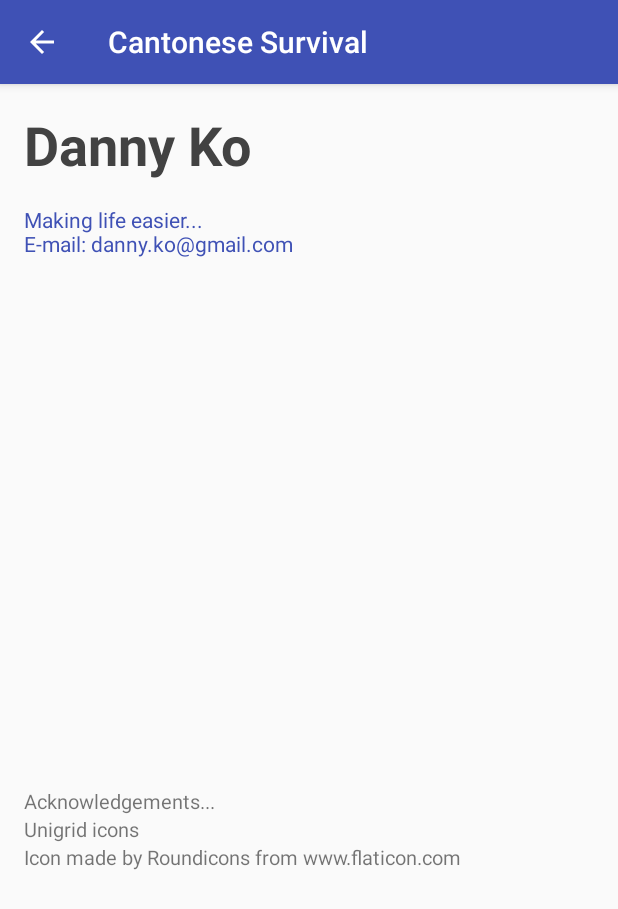
After one commit to dannyko22/CantoneseEnglishTravelHandbookV3, an Android app: the about_me screen opened directly, with no data from a screen before it, on a phone screen of 412 x 824 dp. The commit adds this screen. Shown: the top 909 px of the screen. Run offline under Robolectric (Android 15) with nearby library versions, the phone set to English and light mode, and no system bars.

Commit message:
added about me page.

```diff
--- a/app/src/main/AndroidManifest.xml
+++ b/app/src/main/AndroidManifest.xml
@@ -25,9 +25,8 @@
             android:value="@integer/google_play_services_version" />
 
         <activity android:name=".NotepadActivity" />
-        <activity android:name=".activity_notepadrecycler"></activity>
-
-
+        <activity android:name=".activity_notepadrecycler" />
+        <activity android:name=".about_me"></activity>
     </application>
 
 </manifest>
--- /dev/null
+++ b/app/src/main/java/com/cantoneseenglishtravelhandbook/about_me.java
@@ -0,0 +1,31 @@
+package com.cantoneseenglishtravelhandbook;
+
+import android.support.v7.app.AppCompatActivity;
+import android.os.Bundle;
+import android.view.MenuItem;
+
+public class about_me extends AppCompatActivity {
+
+    @Override
+    protected void onCreate(Bundle savedInstanceState) {
+        super.onCreate(savedInstanceState);
+        setContentView(R.layout.activity_about_me);
+        getSupportActionBar().setDisplayHomeAsUpEnabled(true);
+        getSupportActionBar().setDisplayShowHomeEnabled(true);
+    }
+
+    @Override
+    public boolean onOptionsItemSelected(MenuItem item) {
+        // handle arrow click here
+        if (item.getItemId() == android.R.id.home) {
+            finish(); // close this activity and return to preview activity (if there is any)
+        }
+
+        return super.onOptionsItemSelected(item);
+    }
+
+    @Override
+    public void onBackPressed() {
+        finish();
+    }
+}
--- /dev/null
+++ b/app/src/main/res/layout/activity_about_me.xml
@@ -0,0 +1,57 @@
+<?xml version="1.0" encoding="utf-8"?>
+<LinearLayout xmlns:android="http://schemas.android.com/apk/res/android"
+    xmlns:tools="http://schemas.android.com/tools"
+    android:id="@+id/activity_about_me"
+    android:layout_width="match_parent"
+    android:layout_height="match_parent"
+    android:paddingBottom="@dimen/activity_vertical_margin"
+    android:paddingLeft="@dimen/activity_horizontal_margin"
+    android:paddingRight="@dimen/activity_horizontal_margin"
+    android:paddingTop="@dimen/activity_vertical_margin"
+    android:orientation="vertical"
+    tools:context="com.cantoneseenglishtravelhandbook.about_me">
+
+    <TextView
+        android:text="Danny Ko"
+        android:layout_width="wrap_content"
+        android:layout_height="wrap_content"
+        android:layout_alignParentTop="true"
+        android:layout_alignParentLeft="true"
+        android:layout_alignParentStart="true"
+        android:id="@+id/textView1"
+        android:textStyle="normal|bold"
+        android:textSize="36sp"
+        android:textColor="@color/cardview_dark_background" />
+    <TextView
+        android:text="\nMaking life easier...\nE-mail: danny.ko@gmail.com"
+        android:layout_width="wrap_content"
+        android:layout_height="wrap_content"
+        android:id="@+id/textView2"
+        android:textColor="@color/colorPrimary" />
+    <View
+        android:id="@+id/bottomemptyview"
+        android:clickable="true"
+        android:layout_width="0px"
+        android:layout_height="505px" />
+    <TextView
+        android:text="\nAcknowledgements..."
+        android:layout_width="wrap_content"
+        android:layout_height="wrap_content"
+        android:id="@+id/textView3"
+        android:textStyle="normal"
+        android:textSize="20px" />
+    <TextView
+        android:text="Unigrid icons"
+        android:layout_width="wrap_content"
+        android:layout_height="wrap_content"
+        android:id="@+id/textView4"
+        android:textStyle="normal"
+        android:textSize="20px" />
+    <TextView
+        android:text="Icon made by Roundicons from www.flaticon.com"
+        android:layout_width="wrap_content"
+        android:layout_height="wrap_content"
+        android:id="@+id/textView5"
+        android:textStyle="normal"
+        android:textSize="20px"/>
+</LinearLayout>
--- a/app/src/main/res/layout/nav_header_main.xml
+++ b/app/src/main/res/layout/nav_header_main.xml
@@ -22,7 +22,7 @@
         android:layout_width="match_parent"
         android:layout_height="wrap_content"
         android:paddingTop="@dimen/nav_header_vertical_spacing"
-        android:text="Cantonese Guide"
+        android:text="Cantonese"
         android:textAppearance="@style/TextAppearance.AppCompat.Body1" />
 
     <TextView
--- a/app/src/main/res/menu/activity_main_drawer.xml
+++ b/app/src/main/res/menu/activity_main_drawer.xml
@@ -15,6 +15,10 @@
                 android:icon="@drawable/ic_home_black_24dp"
                 android:title="My Other Apps" />
             <item
+                android:id="@+id/rateme"
+                android:icon="@drawable/ic_star_rate_black_18dp"
+                android:title="Rate this app" />
+            <item
                 android:id="@+id/nav_send"
                 android:icon="@drawable/ic_directions_bike_black_24dp"
                 android:title="About Me" />
--- a/app/src/main/res/values/colors.xml
+++ b/app/src/main/res/values/colors.xml
@@ -1,6 +1,6 @@
 <?xml version="1.0" encoding="utf-8"?>
 <resources>
-    <color name="colorPrimary">#ff3403</color>
+    <color name="colorPrimary">#3f51b5</color>
     <color name="colorPrimaryDark">#303F9F</color>
     <color name="colorAccent">#FF4081</color>
 </resources>
```
Also changed, not shown: app/src/main/java/com/cantoneseenglishtravelhandbook/MainActivity.java (+31 -1 lines).
